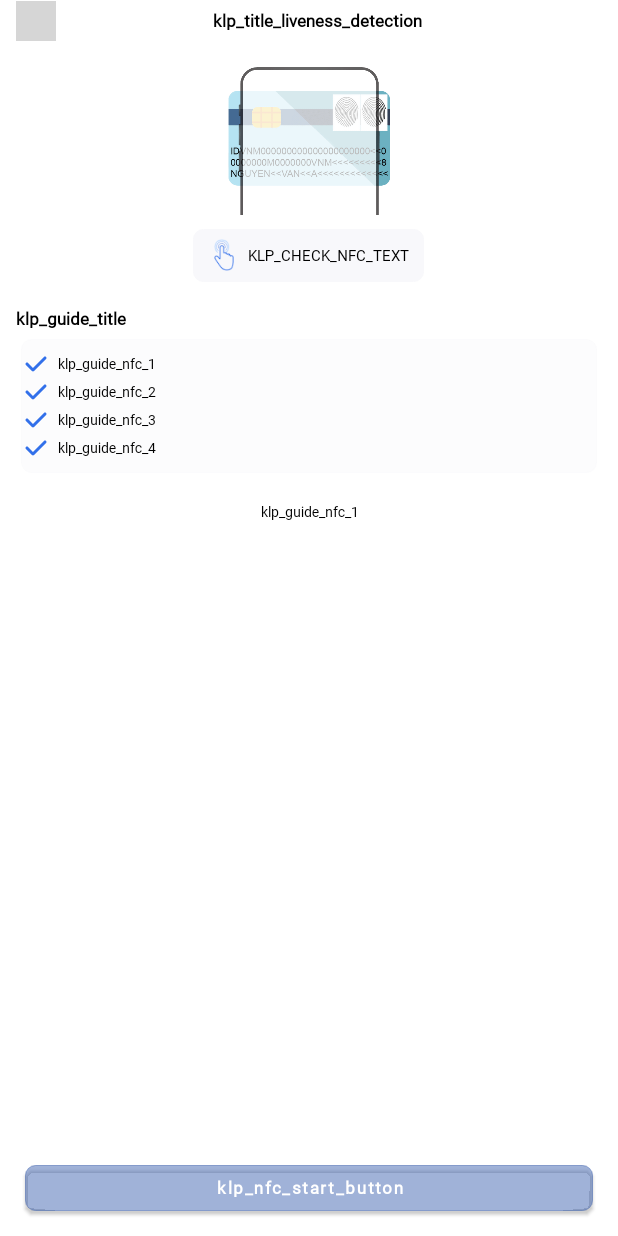
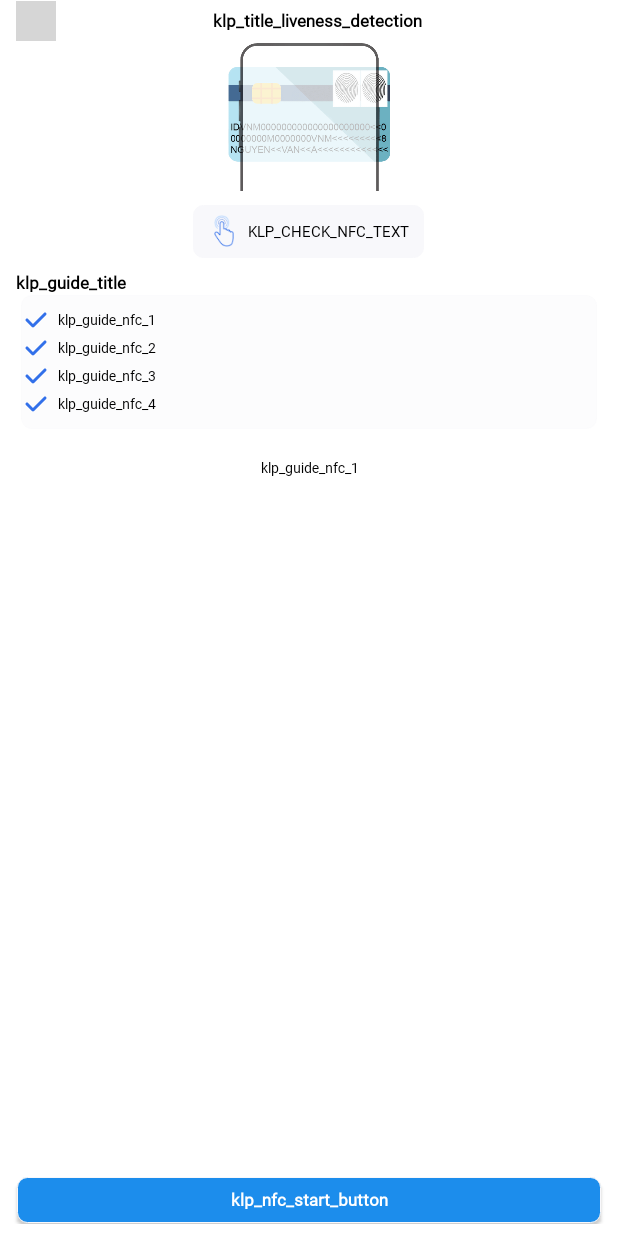
Before and after one commit to tobe-ookii/kalapa_ekyc, an Android app: the NFCActivity screen opened directly, with no data from a screen before it, on a phone screen of 412 x 824 dp. Run offline under Robolectric (Android 15) with nearby library versions, the phone set to English and light mode, and no system bars; libraries missing offline, so code that uses them is left out: com.fis.ekyc, com.fis.nfc, pl.droidsonroids.gif; 29 statements that could not run were skipped; grey boxes are pictures that could not be loaded.

Commit message:
- Fix crash on device that not implement theme material. - Fix ratio liveness to always square - Fix nfc to scroll.

```diff
--- a/kalapa/src/main/java/vn/kalapa/ekyc/nfcsdk/activities/NFCActivity.kt
+++ b/kalapa/src/main/java/vn/kalapa/ekyc/nfcsdk/activities/NFCActivity.kt
@@ -7,6 +7,7 @@ import android.os.Bundle
 import android.view.View
 import android.widget.ImageView
 import android.widget.LinearLayout
+import android.widget.ScrollView
 import android.widget.TextView
 import android.widget.Toast
 import com.fis.ekyc.nfc.build_in.model.ResultCode
@@ -30,6 +31,8 @@ class NFCActivity : BaseNFCActivity(), DialogListener, KalapaSDKCallback {
     private var transactionId: String? = null
     private lateinit var llPleaseMakeSure: LinearLayout
     private lateinit var tvTitle: TextView
+    private lateinit var scrollview: ScrollView
+
     private fun startLivenessForFaceData() {
         val intent = Intent(this@NFCActivity, LivenessActivityForResult::class.java)
         if (transactionId != null) {
@@ -112,6 +115,10 @@ class NFCActivity : BaseNFCActivity(), DialogListener, KalapaSDKCallback {
         tvTitle = findViewById(R.id.tv_title)
         tvTitle.text = KalapaSDK.config.languageUtils.getLanguageString(resources.getString(R.string.klp_nfc_title))
         tvTitle.setTextColor(Color.parseColor(KalapaSDK.config.mainTextColor))
+        scrollview = findViewById(R.id.scrollView)
+        scrollview.post {
+            scrollview.fullScroll(View.FOCUS_DOWN)
+        }
     }
 
     fun getMesageFromErrorCode(errorCode: ResultCode?): String {
--- a/kalapa/src/main/res/layout/activity_nfcactivity.xml
+++ b/kalapa/src/main/res/layout/activity_nfcactivity.xml
@@ -1,9 +1,21 @@
 <?xml version="1.0" encoding="utf-8"?>
-<RelativeLayout xmlns:android="http://schemas.android.com/apk/res/android"
+<androidx.constraintlayout.widget.ConstraintLayout xmlns:android="http://schemas.android.com/apk/res/android"
+    xmlns:app="http://schemas.android.com/apk/res-auto"
     android:id="@+id/container"
     android:layout_width="match_parent"
     android:layout_height="match_parent"
     android:background="@color/white">
+
+    <ScrollView
+        android:id="@+id/scrollView"
+        android:layout_gravity="bottom"
+        android:layout_width="0dp"
+        android:layout_height="0dp"
+        app:layout_constraintBottom_toTopOf="@id/container_scan_nfc"
+        android:layout_marginBottom="@dimen/margin_small"
+        app:layout_constraintEnd_toEndOf="@id/container"
+        app:layout_constraintStart_toStartOf="@id/container"
+        app:layout_constraintTop_toTopOf="@id/container">
 
         <LinearLayout
             android:layout_width="match_parent"
@@ -26,26 +38,24 @@
 
             </LinearLayout>
 
-
             <ImageView
+                android:id="@+id/iv_guide_icon"
                 android:layout_width="match_parent"
                 android:layout_height="@dimen/nfc_image_height"
-            android:id="@+id/iv_guide_icon"
-            android:layout_marginTop="@dimen/margin_vertical"
                 android:src="@drawable/nfc_back_guide" />
 
             <LinearLayout
                 android:id="@+id/ll_show_nfc_location"
                 android:layout_width="wrap_content"
                 android:layout_height="wrap_content"
+                android:layout_gravity="center"
+                android:layout_marginTop="@dimen/margin_mid"
                 android:background="@drawable/border_button_solid"
                 android:backgroundTint="@color/ekyc_grey"
-            android:layout_marginTop="@dimen/margin_mid"
+                android:gravity="center"
                 android:orientation="horizontal"
-            android:layout_gravity="center"
-            android:gravity="center"
-            android:paddingVertical="@dimen/margin_small"
-            android:paddingHorizontal="@dimen/margin_horizontal">
+                android:paddingHorizontal="@dimen/margin_horizontal"
+                android:paddingVertical="@dimen/margin_small">
 
                 <ImageView
                     android:layout_width="32dp"
@@ -56,9 +66,9 @@
                     android:id="@+id/tv_show_nfc_location"
                     android:layout_width="wrap_content"
                     android:layout_height="wrap_content"
-                android:lines="2"
                     android:layout_marginStart="@dimen/margin_small"
                     android:gravity="center"
+                    android:lines="2"
                     android:text="@string/klp_check_nfc_text"
                     android:textAllCaps="true"
                     android:textSize="@dimen/klp_shinhan_text_15"
@@ -78,8 +88,7 @@
                     android:layout_below="@id/iv_guide_icon"
                     android:layout_centerHorizontal="true"
                     android:layout_marginHorizontal="@dimen/margin_horizontal"
-                android:layout_marginBottom="@dimen/margin_small"
-                android:layout_marginTop="@dimen/margin_vertical"
+                    android:layout_marginTop="@dimen/margin_mid"
                     android:gravity="left"
                     android:text="@string/klp_guide_title"
                     android:textSize="@dimen/klp_shinhan_title_17"
@@ -89,10 +98,10 @@
                     android:layout_width="match_parent"
                     android:layout_height="wrap_content"
                     android:layout_marginHorizontal="@dimen/margin_horizontal_path"
-                android:paddingHorizontal="@dimen/margin_xsmall"
                     android:background="@drawable/popup_container"
                     android:backgroundTint="@color/ekyc_grey_40"
                     android:orientation="vertical"
+                    android:paddingHorizontal="@dimen/margin_xsmall"
                     android:paddingVertical="@dimen/margin_mid">
 
                     <LinearLayout
@@ -120,7 +129,7 @@
                             android:layout_centerHorizontal="true"
                             android:layout_gravity="center"
                             android:layout_marginLeft="10dp"
-                        android:gravity="left"
+                            android:gravity="center|left"
                             android:text="@string/klp_guide_nfc_1"
                             android:textSize="@dimen/klp_txt_size_normal" />
                     </LinearLayout>
@@ -150,7 +159,7 @@
                             android:layout_centerHorizontal="true"
                             android:layout_gravity="center"
                             android:layout_marginLeft="10dp"
-                        android:gravity="left"
+                            android:gravity="center|left"
                             android:text="@string/klp_guide_nfc_2"
                             android:textSize="@dimen/klp_txt_size_normal" />
 
@@ -182,7 +191,7 @@
                             android:layout_centerHorizontal="true"
                             android:layout_gravity="center"
                             android:layout_marginLeft="10dp"
-                        android:gravity="left"
+                            android:gravity="center|left"
                             android:text="@string/klp_guide_nfc_3"
                             android:textSize="@dimen/klp_txt_size_normal" />
 
@@ -215,7 +224,7 @@
                             android:layout_centerHorizontal="true"
                             android:layout_gravity="center"
                             android:layout_marginLeft="10dp"
-                        android:gravity="left"
+                            android:gravity="center|left"
                             android:text="@string/klp_guide_nfc_4"
                             android:textSize="@dimen/klp_txt_size_normal" />
 
@@ -241,31 +250,30 @@
                 android:textSize="@dimen/klp_txt_size_normal" />
 
 
+        </LinearLayout>
 
+    </ScrollView>
 
     <LinearLayout
+        android:id="@+id/container_scan_nfc"
         android:layout_width="match_parent"
         android:layout_height="0dip"
-            android:layout_weight="1"
+        android:layout_marginBottom="@dimen/margin_mid"
         android:gravity="center|bottom"
-            android:orientation="vertical">
+        android:orientation="vertical"
+        app:layout_constraintBottom_toBottomOf="@id/container">
 
         <Button
             android:id="@+id/btn_scan_nfc"
             android:layout_width="match_parent"
             android:layout_height="wrap_content"
-                android:layout_marginHorizontal="24dp"
-                android:layout_marginBottom="24dp"
+            android:layout_marginHorizontal="@dimen/margin_horizontal"
             android:background="@drawable/border_button_solid"
             android:text="@string/klp_nfc_start_button"
             android:textAllCaps="false"
+            android:textColor="@color/white"
             android:textSize="@dimen/klp_shinhan_title_17"
-                android:textColor="@color/white"
             android:textStyle="bold" />
 
     </LinearLayout>
-
-
-    </LinearLayout>
-
-</RelativeLayout>
+</androidx.constraintlayout.widget.ConstraintLayout>
--- a/kalapa/src/main/res/values/style.xml
+++ b/kalapa/src/main/res/values/style.xml
@@ -1,7 +1,7 @@
 <?xml version="1.0" encoding="utf-8"?>
 <resources>
 
-    <style name="KLPTheme" parent="MyMaterialTheme">
+    <style name="KLPTheme" parent="Theme.AppCompat.Light.NoActionBar">
         <!-- Customize your theme here. -->
         <item name="android:textColor">#65657B</item>
         <item name="android:fontFamily">@font/sf_pro_display</item>
```
Also changed, not shown: kalapa/src/main/java/vn/kalapa/ekyc/KalapaSDK.kt (+12 -9 lines), kalapa/src/main/res/layout/activity_camera_x_selfie.xml (+17 -23 lines). Lines whose indentation alone changed are shown as unchanged.
